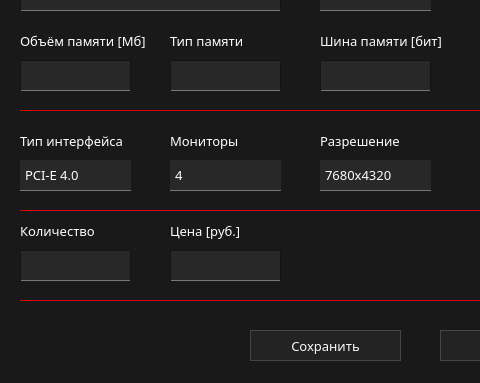
First picture: the form in ui/add/addChVidWidg.ui, repository marginalprog/git_pcconf, before the edit; both pictures show x 0 to 480 and y 220 to 603 of the 881 by 603 pixel window.
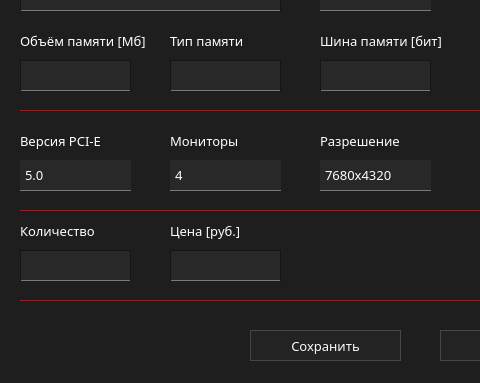
Second picture: the form after the edit. Icons and pictures are not drawn.

```diff
--- a/ui/add/addChVidWidg.ui
+++ b/ui/add/addChVidWidg.ui
@@ -29,7 +29,7 @@
   <property name="styleSheet">
    <string notr="true">QWidget
 {
-    background: rgb(25, 25, 25);
+    background: rgb(30, 30, 30);
 	color: white;
 
 }
@@ -388,7 +388,7 @@
     <rect>
      <x>20</x>
      <y>350</y>
-     <width>141</width>
+     <width>121</width>
      <height>21</height>
     </rect>
    </property>
@@ -402,7 +402,7 @@
     <string notr="true">border:0px;</string>
    </property>
    <property name="text">
-    <string>Тип интерфейса</string>
+    <string>Версия PCI-E</string>
    </property>
   </widget>
   <widget class="QLabel" name="lbMonitor">
@@ -638,7 +638,7 @@
    </property>
    <item>
     <property name="text">
-     <string>PCI-E 4.0</string>
+     <string>5.0</string>
     </property>
    </item>
    <item>
```
Left out of the diff: 11 changed lines with no effect on the pictures.
